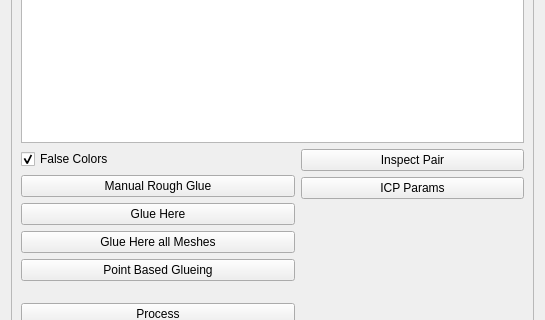
Above: src/meshlabplugins/editalign/alignDialog.ui from cnr-isti-vclab/meshlab before the change; both pictures show x 0 to 545 and y 131 to 451 of the 545 by 610 pixel window. Below: the same form after it.
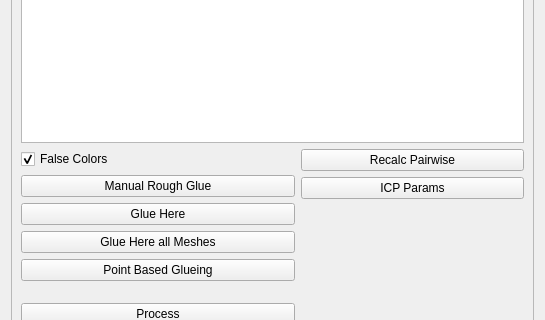
That is the form after the change.

Commit message: added recalc current arc

What changed in the file:
```diff
--- a/src/meshlabplugins/editalign/alignDialog.ui
+++ b/src/meshlabplugins/editalign/alignDialog.ui
@@ -114,7 +114,7 @@
           <item>
            <widget class="QPushButton" name="inspectButton" >
             <property name="text" >
-             <string>Inspect Pair</string>
+             <string>Recalc Pairwise</string>
             </property>
            </widget>
           </item>
```
Left out of the diff: 2 changed lines with no effect on the pictures. The commit also changes 2 other files.
